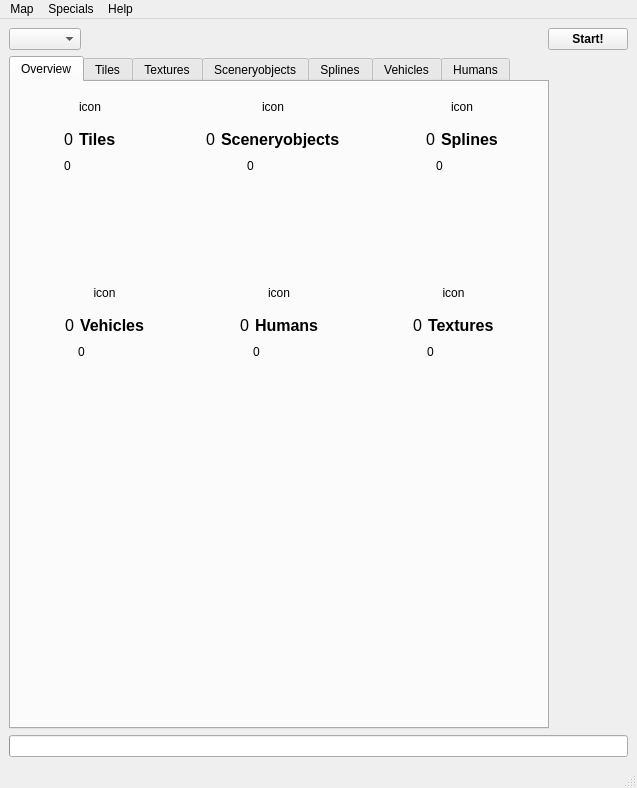
Before: the Qt Designer form OTModules/wVerifyMap/wverifymap.ui in pietr26/OMSI-Tools, drawn with Qt 5.
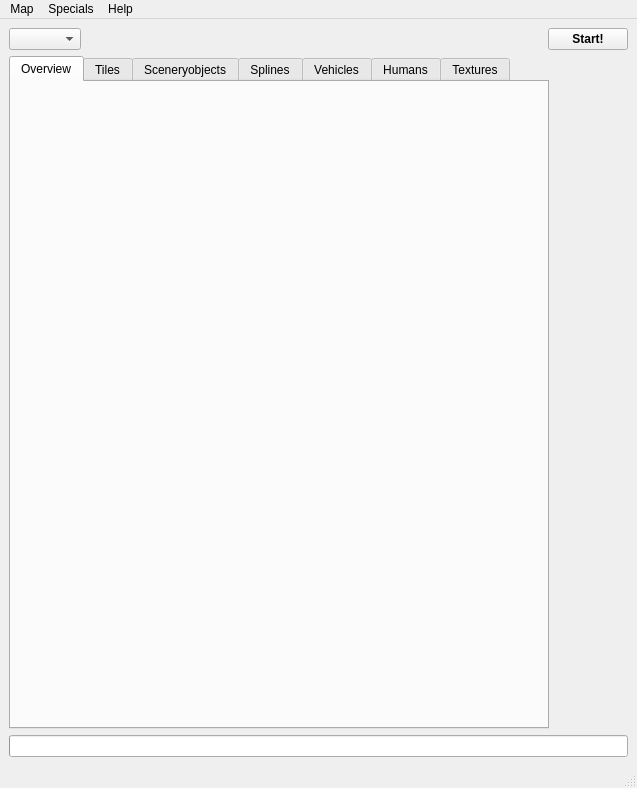
After: the same form once the commit is applied. The open tabs and pages were chosen to show the change. Icons and pictures are not drawn. Custom widgets are drawn as their Qt base class.

Commit message: Modularized overview tiles

What changed in the file:
```diff
--- a/OTModules/wVerifyMap/wverifymap.ui
+++ b/OTModules/wVerifyMap/wverifymap.ui
@@ -128,7 +128,7 @@
        <enum>QTabWidget::TabShape::Rounded</enum>
       </property>
       <property name="currentIndex">
-       <number>0</number>
+       <number>6</number>
       </property>
       <property name="elideMode">
        <enum>Qt::TextElideMode::ElideNone</enum>
@@ -155,495 +155,20 @@
        <attribute name="title">
         <string>Overview</string>
        </attribute>
-       <layout class="QVBoxLayout" name="verticalLayout_26">
+       <layout class="QVBoxLayout" name="verticalLayout_12">
         <item>
-         <layout class="QGridLayout" name="gridLayout">
-          <item row="1" column="2">
-           <layout class="QVBoxLayout" name="verticalLayout_23">
-            <item>
-             <layout class="QHBoxLayout" name="horizontalLayout_5">
-              <item>
-               <spacer name="horizontalSpacer_18">
-                <property name="orientation">
-                 <enum>Qt::Orientation::Horizontal</enum>
-                </property>
-                <property name="sizeHint" stdset="0">
-                 <size>
-                  <width>40</width>
-                  <height>20</height>
-                 </size>
-                </property>
-               </spacer>
-              </item>
-              <item>
-               <widget class="QLabel" name="lblTotalSplines">
-                <property name="sizePolicy">
-                 <sizepolicy hsizetype="Maximum" vsizetype="Preferred">
-                  <horstretch>0</horstretch>
-                  <verstretch>0</verstretch>
-                 </sizepolicy>
-                </property>
-                <property name="font">
-                 <font>
-                  <pointsize>12</pointsize>
-                 </font>
-                </property>
-                <property name="text">
-                 <string>0</string>
-                </property>
-               </widget>
-              </item>
-              <item>
-               <widget class="QLabel" name="lblSplines">
-                <property name="sizePolicy">
-                 <sizepolicy hsizetype="Maximum" vsizetype="Preferred">
-                  <horstretch>0</horstretch>
-                  <verstretch>0</verstretch>
-                 </sizepolicy>
-                </property>
-                <property name="font">
-                 <font>
-                  <pointsize>12</pointsize>
-                  <bold>true</bold>
-                 </font>
-                </property>
-                <property name="toolTip">
-                 <string/>
-                </property>
-                <property name="text">
-                 <string>Splines</string>
-                </property>
-               </widget>
-              </item>
-              <item>
-               <spacer name="horizontalSpacer_25">
-                <property name="orientation">
-                 <enum>Qt::Orientation::Horizontal</enum>
-                </property>
-                <property name="sizeHint" stdset="0">
-                 <size>
-                  <width>40</width>
-                  <height>20</height>
-                 </size>
-                </property>
-               </spacer>
-              </item>
-             </layout>
-            </item>
-            <item>
-             <layout class="QHBoxLayout" name="horizontalLayout_11">
-              <item>
-               <spacer name="horizontalSpacer_19">
-                <property name="orientation">
-                 <enum>Qt::Orientation::Horizontal</enum>
-                </property>
-                <property name="sizeHint" stdset="0">
-                 <size>
-                  <width>40</width>
-                  <height>20</height>
-                 </size>
-                </property>
-               </spacer>
-              </item>
-              <item>
-               <widget class="QLabel" name="lblMissingSplines">
-                <property name="sizePolicy">
-                 <sizepolicy hsizetype="Maximum" vsizetype="Preferred">
-                  <horstretch>0</horstretch>
-                  <verstretch>0</verstretch>
-                 </sizepolicy>
-                </property>
-                <property name="font">
-                 <font>
-                  <pointsize>9</pointsize>
-                 </font>
-                </property>
-                <property name="text">
-                 <string>0</string>
-                </property>
-               </widget>
-              </item>
-              <item>
-               <widget class="QPushButton" name="btnToSplines">
-                <property name="sizePolicy">
-                 <sizepolicy hsizetype="Maximum" vsizetype="Fixed">
-                  <horstretch>0</horstretch>
-                  <verstretch>0</verstretch>
-                 </sizepolicy>
-                </property>
-                <property name="text">
-                 <string/>
-                </property>
-                <property name="icon">
-                 <iconset theme="media-playback-start"/>
-                </property>
-                <property name="flat">
-                 <bool>true</bool>
-                </property>
-               </widget>
-              </item>
-              <item>
-               <spacer name="horizontalSpacer_24">
-                <property name="orientation">
-                 <enum>Qt::Orientation::Horizontal</enum>
-                </property>
-                <property name="sizeHint" stdset="0">
-                 <size>
-                  <width>40</width>
-                  <height>20</height>
-                 </size>
-                </property>
-               </spacer>
-              </item>
-             </layout>
-            </item>
-           </layout>
+         <layout class="QHBoxLayout" name="horizontalLayout_4">
+          <item>
+           <widget class="wdgOverviewTile" name="wdgTiles" native="true"/>
           </item>
-          <item row="1" column="0">
-           <layout class="QVBoxLayout" name="verticalLayout_12">
-            <item>
-             <layout class="QHBoxLayout" name="horizontalLayout_2">
-              <item>
-               <spacer name="horizontalSpacer_2">
-                <property name="orientation">
-                 <enum>Qt::Orientation::Horizontal</enum>
-                </property>
-                <property name="sizeHint" stdset="0">
-                 <size>
-                  <width>40</width>
-                  <height>20</height>
-                 </size>
-                </property>
-               </spacer>
-              </item>
-              <item>
-               <widget class="QLabel" name="lblTotalTiles">
-                <property name="sizePolicy">
-                 <sizepolicy hsizetype="Maximum" vsizetype="Preferred">
-                  <horstretch>0</horstretch>
-                  <verstretch>0</verstretch>
-                 </sizepolicy>
-                </property>
-                <property name="font">
-                 <font>
-                  <pointsize>12</pointsize>
-                 </font>
-                </property>
-                <property name="text">
-                 <string>0</string>
-                </property>
-               </widget>
-              </item>
-              <item>
-               <widget class="QLabel" name="lblTiles">
-                <property name="sizePolicy">
-                 <sizepolicy hsizetype="Maximum" vsizetype="Preferred">
-                  <horstretch>0</horstretch>
-                  <verstretch>0</verstretch>
-                 </sizepolicy>
-                </property>
-                <property name="font">
-                 <font>
-                  <pointsize>12</pointsize>
-                  <bold>true</bold>
-                 </font>
-                </property>
-                <property name="toolTip">
-                 <string/>
-                </property>
-                <property name="text">
-                 <string>Tiles</string>
-                </property>
-               </widget>
-              </item>
-              <item>
-               <spacer name="horizontalSpacer_3">
-                <property name="orientation">
-                 <enum>Qt::Orientation::Horizontal</enum>
-                </property>
-                <property name="sizeHint" stdset="0">
-                 <size>
-                  <width>40</width>
-                  <height>20</height>
-                 </size>
-                </property>
-               </spacer>
-              </item>
-             </layout>
-            </item>
-            <item>
-             <layout class="QHBoxLayout" name="horizontalLayout_8">
-              <item>
-               <spacer name="horizontalSpacer_4">
-                <property name="orientation">
-                 <enum>Qt::Orientation::Horizontal</enum>
-                </property>
-                <property name="sizeHint" stdset="0">
-                 <size>
-                  <width>40</width>
-                  <height>20</height>
-                 </size>
-                </property>
-               </spacer>
-              </item>
-              <item>
-               <widget class="QLabel" name="lblMissingTiles">
-                <property name="sizePolicy">
-                 <sizepolicy hsizetype="Maximum" vsizetype="Preferred">
-                  <horstretch>0</horstretch>
-                  <verstretch>0</verstretch>
-                 </sizepolicy>
-                </property>
-                <property name="font">
-                 <font>
-                  <pointsize>9</pointsize>
-                 </font>
-                </property>
-                <property name="text">
-                 <string>0</string>
-                </property>
-               </widget>
-              </item>
-              <item>
-               <widget class="QPushButton" name="btnToTiles">
-                <property name="sizePolicy">
-                 <sizepolicy hsizetype="Maximum" vsizetype="Fixed">
-                  <horstretch>0</horstretch>
-                  <verstretch>0</verstretch>
-                 </sizepolicy>
-                </property>
-                <property name="text">
-                 <string/>
-                </property>
-                <property name="icon">
-                 <iconset theme="media-playback-start"/>
-                </property>
-                <property name="flat">
-                 <bool>true</bool>
-                </property>
-               </widget>
-              </item>
-              <item>
-               <spacer name="horizontalSpacer_5">
-                <property name="orientation">
-                 <enum>Qt::Orientation::Horizontal</enum>
-                </property>
-                <property name="sizeHint" stdset="0">
-                 <size>
-                  <width>40</width>
-                  <height>20</height>
-                 </size>
-                </property>
-               </spacer>
-              </item>
-             </layout>
-            </item>
-           </layout>
+          <item>
+           <widget class="wdgOverviewTile" name="wdgSceneryobjects" native="true"/>
           </item>
-          <item row="1" column="1">
-           <layout class="QVBoxLayout" name="verticalLayout_22">
-            <item>
-             <layout class="QHBoxLayout" name="horizontalLayout_4">
-              <item>
-               <spacer name="horizontalSpacer_10">
-                <property name="orientation">
-                 <enum>Qt::Orientation::Horizontal</enum>
-                </property>
-                <property name="sizeHint" stdset="0">
-                 <size>
-                  <width>40</width>
-                  <height>20</height>
-                 </size>
-                </property>
-               </spacer>
-              </item>
-              <item>
-               <widget class="QLabel" name="lblTotalObjects">
-                <property name="sizePolicy">
-                 <sizepolicy hsizetype="Maximum" vsizetype="Preferred">
-                  <horstretch>0</horstretch>
-                  <verstretch>0</verstretch>
-                 </sizepolicy>
-                </property>
-                <property name="font">
-                 <font>
-                  <pointsize>12</pointsize>
-                 </font>
-                </property>
-                <property name="text">
-                 <string>0</string>
-                </property>
-               </widget>
-              </item>
-              <item>
-               <widget class="QLabel" name="lblObjects">
-                <property name="sizePolicy">
-                 <sizepolicy hsizetype="Maximum" vsizetype="Preferred">
-                  <horstretch>0</horstretch>
-                  <verstretch>0</verstretch>
-                 </sizepolicy>
-                </property>
-                <property name="font">
-                 <font>
-                  <pointsize>12</pointsize>
-                  <bold>true</bold>
-                 </font>
-                </property>
-                <property name="toolTip">
-                 <string/>
-                </property>
-                <property name="text">
-                 <string>Sceneryobjects</string>
-                </property>
-               </widget>
-              </item>
-              <item>
-               <spacer name="horizontalSpacer_11">
-                <property name="orientation">
-                 <enum>Qt::Orientation::Horizontal</enum>
-                </property>
-                <property name="sizeHint" stdset="0">
-                 <size>
-                  <width>40</width>
-                  <height>20</height>
-                 </size>
-                </property>
-               </spacer>
-              </item>
-             </layout>
-            </item>
-            <item>
-             <layout class="QHBoxLayout" name="horizontalLayout_10">
-              <item>
-               <spacer name="horizontalSpacer_12">
-                <property name="orientation">
-                 <enum>Qt::Orientation::Horizontal</enum>
-                </property>
-                <property name="sizeHint" stdset="0">
-                 <size>
-                  <width>40</width>
-                  <height>20</height>
-                 </size>
-                </property>
-               </spacer>
-              </item>
-              <item>
-               <widget class="QLabel" name="lblMissingObjects">
-                <property name="sizePolicy">
-                 <sizepolicy hsizetype="Maximum" vsizetype="Preferred">
-                  <horstretch>0</horstretch>
-                  <verstretch>0</verstretch>
-                 </sizepolicy>
-                </property>
-                <property name="font">
-                 <font>
-                  <pointsize>9</pointsize>
-                 </font>
-                </property>
-                <property name="text">
-                 <string>0</string>
-                </property>
-               </widget>
-              </item>
-              <item>
-               <widget class="QPushButton" name="btnToObjects">
-                <property name="sizePolicy">
-                 <sizepolicy hsizetype="Maximum" vsizetype="Fixed">
-                  <horstretch>0</horstretch>
-                  <verstretch>0</verstretch>
-                 </sizepolicy>
-                </property>
-                <property name="text">
-                 <string/>
-                </property>
-                <property name="icon">
-                 <iconset theme="media-playback-start"/>
-                </property>
-                <property name="flat">
-                 <bool>true</bool>
-                </property>
-               </widget>
-              </item>
-              <item>
-               <spacer name="horizontalSpacer_15">
-                <property name="orientation">
-                 <enum>Qt::Orientation::Horizontal</enum>
-                </property>
-                <property name="sizeHint" stdset="0">
-                 <size>
-                  <width>40</width>
-                  <height>20</height>
-                 </size>
-                </property>
-               </spacer>
-              </item>
-             </layout>
-            </item>
-           </layout>
-          </item>
-          <item row="0" column="0">
-           <widget class="QLabel" name="lblIconTiles">
-            <property name="minimumSize">
-             <size>
-              <width>32</width>
-              <height>32</height>
-             </size>
-            </property>
-            <property name="text">
-             <string notr="true">icon</string>
-            </property>
-            <property name="alignment">
-             <set>Qt::AlignmentFlag::AlignCenter</set>
-            </property>
-           </widget>
-          </item>
-          <item row="0" column="1">
-           <widget class="QLabel" name="lblIconObjects">
-            <property name="minimumSize">
-             <size>
-              <width>32</width>
-              <height>32</height>
-             </size>
-            </property>
-            <property name="text">
-             <string notr="true">icon</string>
-            </property>
-            <property name="alignment">
-             <set>Qt::AlignmentFlag::AlignCenter</set>
-            </property>
-           </widget>
-          </item>
-          <item row="0" column="2">
-           <widget class="QLabel" name="lblIconSplines">
-            <property name="minimumSize">
-             <size>
-              <width>32</width>
-              <height>32</height>
-             </size>
-            </property>
-            <property name="text">
-             <string notr="true">icon</string>
-            </property>
-            <property name="alignment">
-             <set>Qt::AlignmentFlag::AlignCenter</set>
-            </property>
-           </widget>
+          <item>
+           <widget class="wdgOverviewTile" name="wdgSplines" native="true"/>
           </item>
          </layout>
         </item>
-        <item>
-         <spacer name="verticalSpacer_3">
-          <property name="orientation">
-           <enum>Qt::Orientation::Vertical</enum>
-          </property>
-          <property name="sizeHint" stdset="0">
-           <size>
-            <width>20</width>
-            <height>40</height>
-           </size>
-          </property>
-         </spacer>
-        </item>
         <item>
          <spacer name="verticalSpacer">
           <property name="orientation">
@@ -658,486 +183,28 @@
          </spacer>
         </item>
         <item>
-         <layout class="QGridLayout" name="gridLayout_2">
-          <item row="1" column="1">
-           <layout class="QVBoxLayout" name="verticalLayout_25">
-            <item>
-             <layout class="QHBoxLayout" name="horizontalLayout_7">
-              <item>
-               <spacer name="horizontalSpacer_13">
-                <property name="orientation">
-                 <enum>Qt::Orientation::Horizontal</enum>
-                </property>
-                <property name="sizeHint" stdset="0">
-                 <size>
-                  <width>40</width>
-                  <height>20</height>
-                 </size>
-                </property>
-               </spacer>
-              </item>
-              <item>
-               <widget class="QLabel" name="lblTotalHumans">
-                <property name="sizePolicy">
-                 <sizepolicy hsizetype="Maximum" vsizetype="Preferred">
-                  <horstretch>0</horstretch>
-                  <verstretch>0</verstretch>
-                 </sizepolicy>
-                </property>
-                <property name="font">
-                 <font>
-                  <pointsize>12</pointsize>
-                 </font>
-                </property>
-                <property name="text">
-                 <string>0</string>
-                </property>
-               </widget>
-              </item>
-              <item>
-               <widget class="QLabel" name="lblHumans">
-                <property name="enabled">
-                 <bool>true</bool>
-                </property>
-                <property name="sizePolicy">
-                 <sizepolicy hsizetype="Maximum" vsizetype="Preferred">
-                  <horstretch>0</horstretch>
-                  <verstretch>0</verstretch>
-                 </sizepolicy>
-                </property>
-                <property name="font">
-                 <font>
-                  <pointsize>12</pointsize>
-                  <bold>true</bold>
-                 </font>
-                </property>
-                <property name="toolTip">
-                 <string/>
-                </property>
-                <property name="text">
-                 <string>Humans</string>
-                </property>
-               </widget>
-              </item>
-              <item>
-               <spacer name="horizontalSpacer_16">
-                <property name="orientation">
-                 <enum>Qt::Orientation::Horizontal</enum>
-                </property>
-                <property name="sizeHint" stdset="0">
-                 <size>
-                  <width>40</width>
-                  <height>20</height>
-                 </size>
-                </property>
-               </spacer>
-              </item>
-             </layout>
-            </item>
-            <item>
-             <layout class="QHBoxLayout" name="horizontalLayout_13">
-              <item>
-               <spacer name="horizontalSpacer_14">
-                <property name="orientation">
-                 <enum>Qt::Orientation::Horizontal</enum>
-                </property>
-                <property name="sizeHint" stdset="0">
-                 <size>
-                  <width>40</width>
-                  <height>20</height>
-                 </size>
-                </property>
-               </spacer>
-              </item>
-              <item>
-               <widget class="QLabel" name="lblMissingHumans">
-                <property name="sizePolicy">
-                 <sizepolicy hsizetype="Maximum" vsizetype="Preferred">
-                  <horstretch>0</horstretch>
-                  <verstretch>0</verstretch>
-                 </sizepolicy>
-                </property>
-                <property name="font">
-                 <font>
-                  <pointsize>9</pointsize>
-                 </font>
-                </property>
-                <property name="text">
-                 <string>0</string>
-                </property>
-               </widget>
-              </item>
-              <item>
-               <widget class="QPushButton" name="btnToHumans">
-                <property name="sizePolicy">
-                 <sizepolicy hsizetype="Maximum" vsizetype="Fixed">
-                  <horstretch>0</horstretch>
-                  <verstretch>0</verstretch>
-                 </sizepolicy>
-                </property>
-                <property name="text">
-                 <string/>
-                </property>
-                <property name="icon">
-                 <iconset theme="media-playback-start"/>
-                </property>
-                <property name="flat">
-                 <bool>true</bool>
-                </property>
-               </widget>
-              </item>
-              <item>
-               <spacer name="horizontalSpacer_17">
-                <property name="orientation">
-                 <enum>Qt::Orientation::Horizontal</enum>
-                </property>
-                <property name="sizeHint" stdset="0">
-                 <size>
-                  <width>40</width>
-                  <height>20</height>
-                 </size>
-                </property>
-               </spacer>
-              </item>
-             </layout>
-            </item>
-           </layout>
+         <spacer name="verticalSpacer_3">
+          <property name="orientation">
+           <enum>Qt::Orientation::Vertical</enum>
+          </property>
+          <property name="sizeHint" stdset="0">
+           <size>
+            <width>20</width>
+            <height>40</height>
+           </size>
+          </property>
+         </spacer>
+        </item>
+        <item>
+         <layout class="QHBoxLayout" name="horizontalLayout_5">
+          <item>
+           <widget class="wdgOverviewTile" name="wdgVehicles" native="true"/>
           </item>
-          <item row="1" column="2">
-           <layout class="QVBoxLayout" name="verticalLayout_21">
-            <item>
-             <layout class="QHBoxLayout" name="horizontalLayout_3">
-              <item>
-               <spacer name="horizontalSpacer_20">
-                <property name="orientation">
-                 <enum>Qt::Orientation::Horizontal</enum>
-                </property>
-                <property name="sizeHint" stdset="0">
-                 <size>
-                  <width>40</width>
-                  <height>20</height>
-                 </size>
-                </property>
-               </spacer>
-              </item>
-              <item>
-               <widget class="QLabel" name="lblTotalTextures">
-                <property name="sizePolicy">
-                 <sizepolicy hsizetype="Maximum" vsizetype="Preferred">
-                  <horstretch>0</horstretch>
-                  <verstretch>0</verstretch>
-                 </sizepolicy>
-                </property>
-                <property name="font">
-                 <font>
-                  <pointsize>12</pointsize>
-                 </font>
-                </property>
-                <property name="text">
-                 <string>0</string>
-                </property>
-               </widget>
-              </item>
-              <item>
-               <widget class="QLabel" name="lblTextures">
-                <property name="enabled">
-                 <bool>true</bool>
-                </property>
-                <property name="sizePolicy">
-                 <sizepolicy hsizetype="Maximum" vsizetype="Preferred">
-                  <horstretch>0</horstretch>
-                  <verstretch>0</verstretch>
-                 </sizepolicy>
-                </property>
-                <property name="font">
-                 <font>
-                  <pointsize>12</pointsize>
-                  <bold>true</bold>
-                 </font>
-                </property>
-                <property name="toolTip">
-                 <string/>
-                </property>
-                <property name="text">
-                 <string>Textures</string>
-                </property>
-               </widget>
-              </item>
-              <item>
-               <spacer name="horizontalSpacer_23">
-                <property name="orientation">
-                 <enum>Qt::Orientation::Horizontal</enum>
-                </property>
-                <property name="sizeHint" stdset="0">
-                 <size>
-                  <width>40</width>
-                  <height>20</height>
-                 </size>
-                </property>
-               </spacer>
-              </item>
-             </layout>
-            </item>
-            <item>
-             <layout class="QHBoxLayout" name="horizontalLayout_9">
-              <item>
-               <spacer name="horizontalSpacer_21">
-                <property name="orientation">
-                 <enum>Qt::Orientation::Horizontal</enum>
-                </property>
-                <property name="sizeHint" stdset="0">
-                 <size>
-                  <width>40</width>
-                  <height>20</height>
-                 </size>
-                </property>
-               </spacer>
-              </item>
-              <item>
-               <widget class="QLabel" name="lblMissingTextures">
-                <property name="sizePolicy">
-                 <sizepolicy hsizetype="Maximum" vsizetype="Preferred">
-                  <horstretch>0</horstretch>
-                  <verstretch>0</verstretch>
-                 </sizepolicy>
-                </property>
-                <property name="font">
-                 <font>
-                  <pointsize>9</pointsize>
-                 </font>
-                </property>
-                <property name="text">
-                 <string>0</string>
-                </property>
-               </widget>
-              </item>
-              <item>
-               <widget class="QPushButton" name="btnToTextures">
-                <property name="sizePolicy">
-                 <sizepolicy hsizetype="Maximum" vsizetype="Fixed">
-                  <horstretch>0</horstretch>
-                  <verstretch>0</verstretch>
-                 </sizepolicy>
-                </property>
-                <property name="text">
-                 <string/>
-                </property>
-                <property name="icon">
-                 <iconset theme="media-playback-start"/>
-                </property>
-                <property name="flat">
-                 <bool>true</bool>
-                </property>
-               </widget>
-              </item>
-              <item>
-               <spacer name="horizontalSpacer_22">
-                <property name="orientation">
-                 <enum>Qt::Orientation::Horizontal</enum>
-                </property>
-                <property name="sizeHint" stdset="0">
-                 <size>
-                  <width>40</width>
-                  <height>20</height>
-                 </size>
-                </property>
-               </spacer>
-              </item>
-             </layout>
-            </item>
-           </layout>
+          <item>
+           <widget class="wdgOverviewTile" name="wdgHumans" native="true"/>
           </item>
-          <item row="1" column="0">
-           <layout class="QVBoxLayout" name="verticalLayout_24">
-            <item>
-             <layout class="QHBoxLayout" name="horizontalLayout_6">
-              <item>
-               <spacer name="horizontalSpacer_6">
-                <property name="orientation">
-                 <enum>Qt::Orientation::Horizontal</enum>
-                </property>
-                <property name="sizeHint" stdset="0">
-                 <size>
-                  <width>40</width>
-                  <height>20</height>
-                 </size>
-                </property>
-               </spacer>
-              </item>
-              <item>
-               <widget class="QLabel" name="lblTotalVehicles">
-                <property name="sizePolicy">
-                 <sizepolicy hsizetype="Maximum" vsizetype="Preferred">
-                  <horstretch>0</horstretch>
-                  <verstretch>0</verstretch>
-                 </sizepolicy>
-                </property>
-                <property name="font">
-                 <font>
-                  <pointsize>12</pointsize>
-                 </font>
-                </property>
-                <property name="text">
-                 <string>0</string>
-                </property>
-               </widget>
-              </item>
-              <item>
-               <widget class="QLabel" name="lblVehicles">
-                <property name="enabled">
-                 <bool>true</bool>
-                </property>
-                <property name="sizePolicy">
-                 <sizepolicy hsizetype="Maximum" vsizetype="Preferred">
-                  <horstretch>0</horstretch>
-                  <verstretch>0</verstretch>
-                 </sizepolicy>
-                </property>
-                <property name="font">
-                 <font>
-                  <pointsize>12</pointsize>
-                  <bold>true</bold>
-                 </font>
-                </property>
-                <property name="toolTip">
-                 <string/>
-                </property>
-                <property name="text">
-                 <string>Vehicles</string>
-                </property>
-               </widget>
-              </item>
-              <item>
-               <spacer name="horizontalSpacer_7">
-                <property name="orientation">
-                 <enum>Qt::Orientation::Horizontal</enum>
-                </property>
-                <property name="sizeHint" stdset="0">
-                 <size>
-                  <width>40</width>
-                  <height>20</height>
-                 </size>
-                </property>
-               </spacer>
-              </item>
-             </layout>
-            </item>
-            <item>
-             <layout class="QHBoxLayout" name="horizontalLayout_12">
-              <item>
-               <spacer name="horizontalSpacer_8">
-                <property name="orientation">
-                 <enum>Qt::Orientation::Horizontal</enum>
-                </property>
-                <property name="sizeHint" stdset="0">
-                 <size>
-                  <width>40</width>
-                  <height>20</height>
-                 </size>
-                </property>
-               </spacer>
-              </item>
-              <item>
-               <widget class="QLabel" name="lblMissingVehicles">
-                <property name="sizePolicy">
-                 <sizepolicy hsizetype="Maximum" vsizetype="Preferred">
-                  <horstretch>0</horstretch>
-                  <verstretch>0</verstretch>
-                 </sizepolicy>
-                </property>
-                <property name="font">
-                 <font>
-                  <pointsize>9</pointsize>
-                 </font>
-                </property>
-                <property name="text">
-                 <string>0</string>
-                </property>
-               </widget>
-              </item>
-              <item>
-               <widget class="QPushButton" name="btnToVehicles">
-                <property name="sizePolicy">
-                 <sizepolicy hsizetype="Maximum" vsizetype="Fixed">
-                  <horstretch>0</horstretch>
-                  <verstretch>0</verstretch>
-                 </sizepolicy>
-                </property>
-                <property name="text">
-                 <string/>
-                </property>
-                <property name="icon">
-                 <iconset theme="media-playback-start"/>
-                </property>
-                <property name="flat">
-                 <bool>true</bool>
-                </property>
-               </widget>
-              </item>
-              <item>
-               <spacer name="horizontalSpacer_9">
-                <property name="orientation">
-                 <enum>Qt::Orientation::Horizontal</enum>
-                </property>
-                <property name="sizeHint" stdset="0">
-                 <size>
-                  <width>40</width>
-                  <height>20</height>
-                 </size>
-                </property>
-               </spacer>
-              </item>
-             </layout>
-            </item>
-           </layout>
-          </item>
-          <item row="0" column="0">
-           <widget class="QLabel" name="lblIconVehicles">
-            <property name="minimumSize">
-             <size>
-              <width>32</width>
-              <height>32</height>
-             </size>
-            </property>
-            <property name="text">
-             <string notr="true">icon</string>
-            </property>
-            <property name="alignment">
-             <set>Qt::AlignmentFlag::AlignCenter</set>
-            </property>
-           </widget>
-          </item>
-          <item row="0" column="1">
-           <widget class="QLabel" name="lblIconHumans">
-            <property name="minimumSize">
-             <size>
-              <width>32</width>
-              <height>32</height>
-             </size>
-            </property>
-            <property name="text">
-             <string notr="true">icon</string>
-            </property>
-            <property name="alignment">
-             <set>Qt::AlignmentFlag::AlignCenter</set>
-            </property>
-           </widget>
-          </item>
-          <item row="0" column="2">
-           <widget class="QLabel" name="lblIconTextures">
-            <property name="minimumSize">
-             <size>
-              <width>32</width>
-              <height>32</height>
-             </size>
-            </property>
-            <property name="text">
-             <string notr="true">icon</string>
-            </property>
-            <property name="alignment">
-             <set>Qt::AlignmentFlag::AlignCenter</set>
-            </property>
-           </widget>
+          <item>
+           <widget class="wdgOverviewTile" name="wdgTextures" native="true"/>
           </item>
          </layout>
         </item>
@@ -1287,54 +354,6 @@
         </item>
        </layout>
       </widget>
-      <widget class="QWidget" name="tabTextures">
-       <attribute name="title">
-        <string>Textures</string>
-       </attribute>
-       <layout class="QVBoxLayout" name="verticalLayout_4">
-        <item>
-         <layout class="QHBoxLayout" name="hlaTextures">
-          <item>
-           <layout class="QVBoxLayout" name="verticalLayout_10">
-            <item>
-             <widget class="QListWidget" name="lwgTexturesAll">
-              <property name="toolTip">
-               <string/>
-              </property>
-              <property name="dragEnabled">
-               <bool>false</bool>
-              </property>
-              <property name="selectionMode">
-               <enum>QAbstractItemView::SelectionMode::ExtendedSelection</enum>
-              </property>
-              <property name="batchSize">
-               <number>300</number>
-              </property>
-             </widget>
-            </item>
-           </layout>
-          </item>
-          <item>
-           <layout class="QVBoxLayout" name="verticalLayout_11">
-            <item>
-             <widget class="QListWidget" name="lwgTexturesMissing">
-              <property name="toolTip">
-               <string/>
-              </property>
-              <property name="selectionMode">
-               <enum>QAbstractItemView::SelectionMode::ExtendedSelection</enum>
-              </property>
-              <property name="batchSize">
-               <number>300</number>
-              </property>
-             </widget>
-            </item>
-           </layout>
-          </item>
-         </layout>
-        </item>
-       </layout>
-      </widget>
       <widget class="QWidget" name="tabObjects">
        <property name="toolTip">
         <string>Sceneryobjects on the map</string>
@@ -1533,6 +552,54 @@
         </item>
        </layout>
       </widget>
+      <widget class="QWidget" name="tabTextures">
+       <attribute name="title">
+        <string>Textures</string>
+       </attribute>
+       <layout class="QVBoxLayout" name="verticalLayout_4">
+        <item>
+         <layout class="QHBoxLayout" name="hlaTextures">
+          <item>
+           <layout class="QVBoxLayout" name="verticalLayout_10">
+            <item>
+             <widget class="QListWidget" name="lwgTexturesAll">
+              <property name="toolTip">
+               <string/>
+              </property>
+              <property name="dragEnabled">
+               <bool>false</bool>
+              </property>
+              <property name="selectionMode">
+               <enum>QAbstractItemView::SelectionMode::ExtendedSelection</enum>
+              </property>
+              <property name="batchSize">
+               <number>300</number>
+              </property>
+             </widget>
+            </item>
+           </layout>
+          </item>
+          <item>
+           <layout class="QVBoxLayout" name="verticalLayout_11">
+            <item>
+             <widget class="QListWidget" name="lwgTexturesMissing">
+              <property name="toolTip">
+               <string/>
+              </property>
+              <property name="selectionMode">
+               <enum>QAbstractItemView::SelectionMode::ExtendedSelection</enum>
+              </property>
+              <property name="batchSize">
+               <number>300</number>
+              </property>
+             </widget>
+            </item>
+           </layout>
+          </item>
+         </layout>
+        </item>
+       </layout>
+      </widget>
      </widget>
     </item>
     <item>
@@ -1657,6 +724,14 @@
    </property>
   </action>
  </widget>
+ <customwidgets>
+  <customwidget>
+   <class>wdgOverviewTile</class>
+   <extends>QWidget</extends>
+   <header>OTModules/wVerifyMap/wdgoverviewtile.h</header>
+   <container>1</container>
+  </customwidget>
+ </customwidgets>
  <resources>
   <include location="../../ressources.qrc"/>
  </resources>
```
The commit also changes 6 other files.
